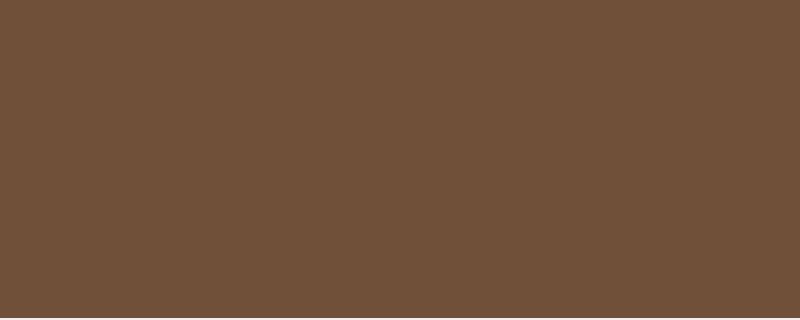
Qt form widget/basemainwindow.ui (Holence/Chess) before a commit; both pictures show x 0 to 800 and y 526 to 846 of the 800 by 846 pixel window.
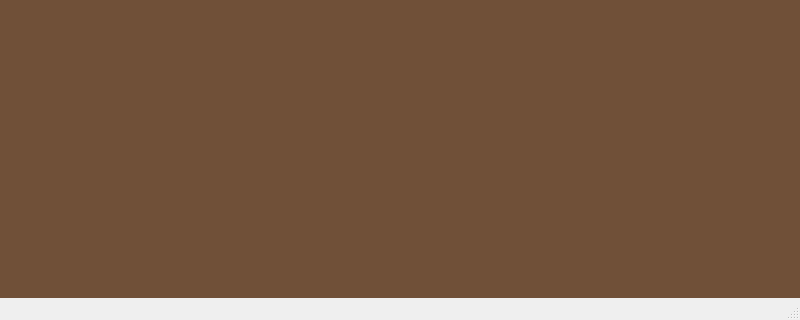
The same form after that commit.

```diff
--- a/widget/basemainwindow.ui
+++ b/widget/basemainwindow.ui
@@ -112,6 +112,7 @@
    </widget>
    <addaction name="menuGame"/>
   </widget>
+  <widget class="QStatusBar" name="statusBar"/>
   <action name="actionFilp_Board">
    <property name="text">
     <string>Filp Board</string>
```
